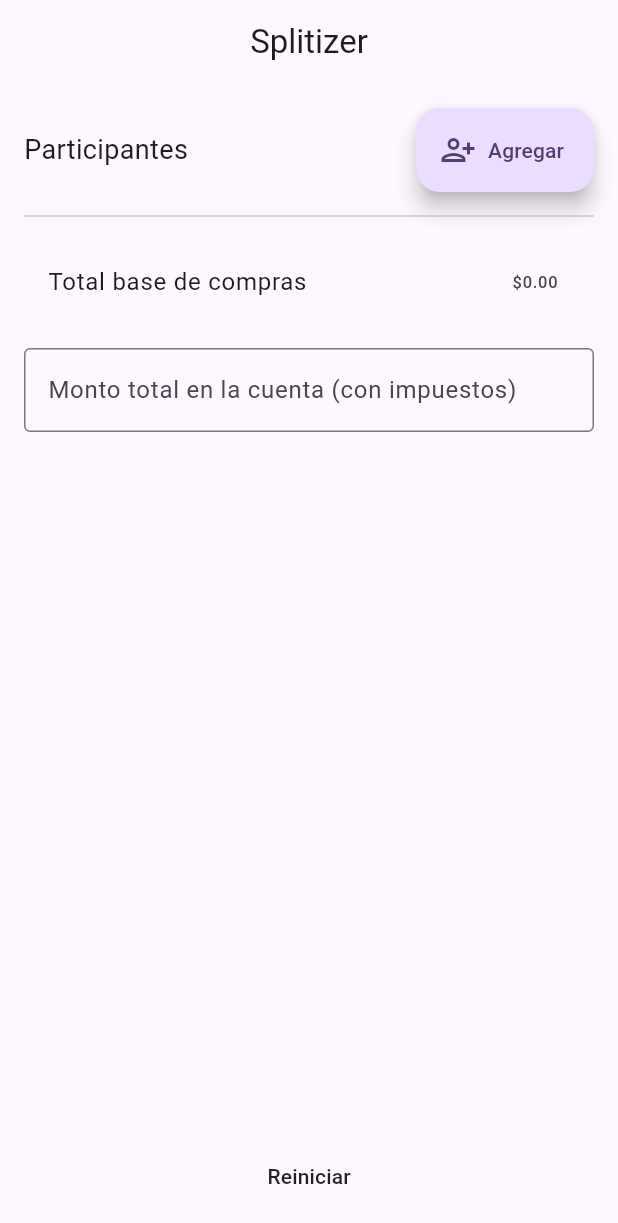
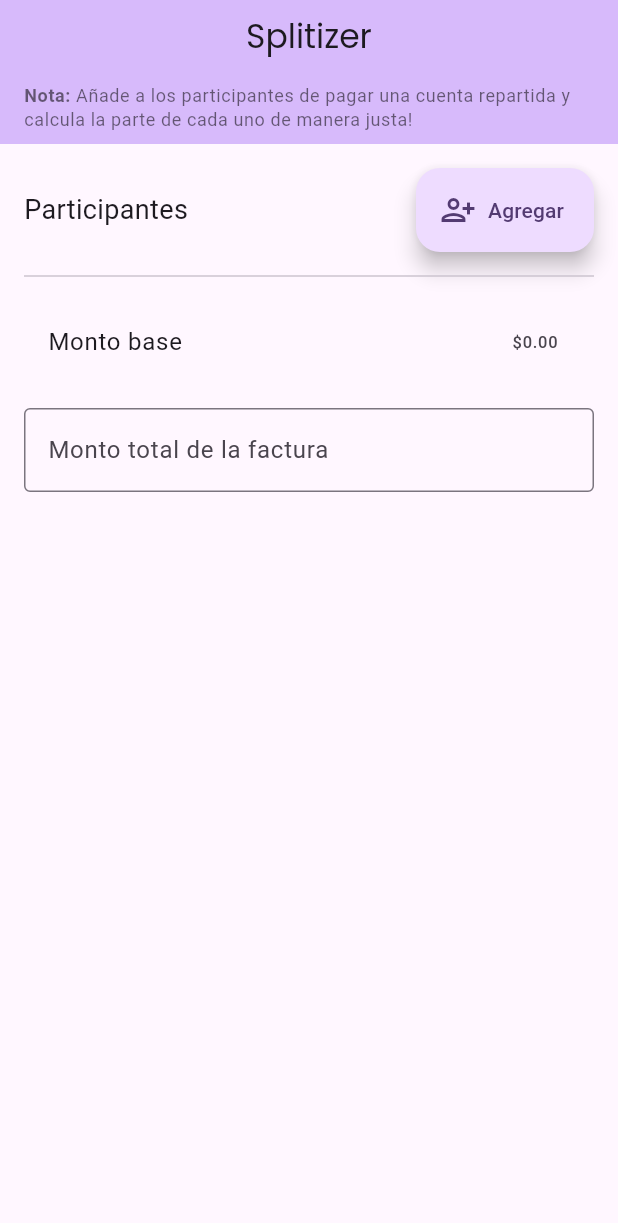
Before and after one commit to GabrielC-Web/Splitizer, a Flutter app: the screen it shows after launch, on a phone screen of 412 x 824 dp. Shown: the top 1223 px of the screen. Run offline on Flutter 3.47's test engine with Material 3 defaults, Android fonts, the light colour scheme and no system bars; our stand-ins replace flutter_riverpod, go_router, google_fonts.

Commit message:
added theme and color palette

```diff
--- /dev/null
+++ b/lib/core/theme/util.dart
@@ -0,0 +1,27 @@
+import 'package:flutter/material.dart';
+import 'package:google_fonts/google_fonts.dart';
+
+TextTheme createTextTheme(
+  BuildContext context,
+  String bodyFontString,
+  String displayFontString,
+) {
+  TextTheme baseTextTheme = Theme.of(context).textTheme;
+  TextTheme bodyTextTheme = GoogleFonts.getTextTheme(
+    bodyFontString,
+    baseTextTheme,
+  );
+  TextTheme displayTextTheme = GoogleFonts.getTextTheme(
+    displayFontString,
+    baseTextTheme,
+  );
+  TextTheme textTheme = displayTextTheme.copyWith(
+    bodyLarge: bodyTextTheme.bodyLarge,
+    bodyMedium: bodyTextTheme.bodyMedium,
+    bodySmall: bodyTextTheme.bodySmall,
+    labelLarge: bodyTextTheme.labelLarge,
+    labelMedium: bodyTextTheme.labelMedium,
+    labelSmall: bodyTextTheme.labelSmall,
+  );
+  return textTheme;
+}
--- a/lib/features/bill/bill_screen.dart
+++ b/lib/features/bill/bill_screen.dart
@@ -99,7 +99,7 @@ class _BillScreenState extends ConsumerState<BillScreen> {
                   const Divider(height: 32),
 
                   ListTile(
-                    title: const Text('Total base de compras'),
+                    title: const Text('Monto base'),
                     trailing: Text(
                       '\$${ref.watch(riverpodPersonList).baseTotal.toStringAsFixed(2)}',
                     ),
@@ -112,7 +112,7 @@ class _BillScreenState extends ConsumerState<BillScreen> {
                       controller: _finalTotalController,
                       keyboardType: TextInputType.number,
                       decoration: const InputDecoration(
-                        labelText: 'Monto total en la cuenta (con impuestos)',
+                        labelText: 'Monto total de la factura',
                         border: OutlineInputBorder(),
                       ),
                       onChanged: (_) => setState(() {}),
@@ -125,7 +125,7 @@ class _BillScreenState extends ConsumerState<BillScreen> {
                                     .watch(riverpodPersonList)
                                     .baseTotal
                                     .toDouble()) {
-                          return 'El monto total debería ser mayor al monto base';
+                          return 'El monto de la factura debería ser mayor al monto base';
                         }
                       },
                     ),
@@ -133,14 +133,17 @@ class _BillScreenState extends ConsumerState<BillScreen> {
                 ],
               ),
             ),
+            if (_finalTotalController.value.text.isNotEmpty &&
+                ref.watch(riverpodPersonList).participants.isNotEmpty)
               Row(
                 children: [
                   Expanded(
-                  child: MaterialButton(
+                    child: FloatingActionButton.extended(
                       onPressed: () {
                         ref.read(riverpodPersonList).reset();
+                        _finalTotalController.clear();
                       },
-                    child: Text('Reiniciar'),
+                      label: Text('Reiniciar'),
                       elevation: 2,
                     ),
                   ),
--- a/lib/features/bill/dialogs/add_person_modal.dart
+++ b/lib/features/bill/dialogs/add_person_modal.dart
@@ -76,7 +76,7 @@ class _AddPersonDialogState extends ConsumerState<AddPersonDialog> {
   @override
   Widget build(BuildContext context) {
     return AlertDialog(
-      title: const Text('Agregar participante'),
+      title: Center(child: const Text('Participante')),
       content: SingleChildScrollView(
         child: Column(
           mainAxisSize: MainAxisSize.min,
--- a/lib/main.dart
+++ b/lib/main.dart
@@ -2,7 +2,8 @@ import 'package:flutter/material.dart';
 import 'package:flutter_riverpod/flutter_riverpod.dart';
 
 import 'core/routing/app_router.dart';
-
+import 'core/theme/theme.dart';
+import 'core/theme/util.dart';
 
 void main() => runApp(ProviderScope(child: const SplitizerApp()));
 
@@ -11,14 +12,17 @@ class SplitizerApp extends StatelessWidget {
 
   @override
   Widget build(BuildContext context) {
+    final brightness = View.of(context).platformDispatcher.platformBrightness;
+
+    TextTheme textTheme = createTextTheme(context, "Roboto", "Poppins");
+
+    MaterialTheme theme = MaterialTheme(textTheme);
+
     return MaterialApp.router(
       title: 'Splitizer',
       routerConfig: appRouter,
       debugShowCheckedModeBanner: false,
-      theme: ThemeData(
-        useMaterial3: true,
-        colorSchemeSeed: Colors.deepPurple,
-      ),
+      theme: brightness == Brightness.light ? theme.light() : theme.dark(),
     );
   }
 }
--- a/lib/shared/app_scaffold.dart
+++ b/lib/shared/app_scaffold.dart
@@ -15,6 +15,21 @@ class AppScaffold extends StatelessWidget {
 
   @override
   Widget build(BuildContext context) {
+    const double explanatoryTextHeight = 40.0;
+
+    // Define the text styles
+    final TextStyle? defaultNoteStyle = Theme.of(context).textTheme.bodySmall
+        ?.copyWith(
+          color:
+              Theme.of(context).appBarTheme.foregroundColor?.withOpacity(0.8) ??
+              (Theme.of(context).brightness == Brightness.dark
+                  ? Colors.white70
+                  : Colors.black54),
+        );
+    final TextStyle? boldNoteStyle = defaultNoteStyle?.copyWith(
+      fontWeight: FontWeight.bold,
+    );
+
     return Scaffold(
       appBar: AppBar(
         leading: showBack
@@ -26,6 +41,34 @@ class AppScaffold extends StatelessWidget {
               )
             : null,
         title: Center(child: Text(title)),
+        backgroundColor: Theme.of(context).colorScheme.inversePrimary,
+        bottom: PreferredSize(
+          preferredSize: const Size.fromHeight(explanatoryTextHeight),
+          child: Container(
+            // color: Colors.orange, // Optional: for debugging layout
+            padding: const EdgeInsets.symmetric(
+              horizontal: 16.0,
+              vertical: 8.0,
+            ),
+            alignment: Alignment.centerLeft,
+            child: RichText(
+              text: TextSpan(
+                // Default style for the entire TextSpan (optional if all children have styles)
+                // style: defaultNoteStyle, // You can set it here or individually
+                children: <TextSpan>[
+                  TextSpan(text: 'Nota: ', style: boldNoteStyle),
+                  TextSpan(
+                    text:
+                        'Añade a los participantes de pagar una cuenta repartida y calcula la parte de cada uno de manera justa!',
+                    style: defaultNoteStyle,
+                  ),
+                ],
+              ),
+              maxLines: 2,
+              overflow: TextOverflow.ellipsis,
+            ),
+          ),
+        ),
       ),
       body: child,
     );
--- a/pubspec.yaml
+++ b/pubspec.yaml
@@ -37,6 +37,7 @@ dependencies:
   go_router: ^16.0.0
   flutter_riverpod: ^2.6.1
   riverpod_annotation: ^2.6.1
+  google_fonts: ^6.2.1
 
 dev_dependencies:
   flutter_test:
```
Also changed, not shown: lib/core/theme/theme.dart (added, +389 -0 lines), lib/features/bill/widgets/participant.dart (+9 -5 lines), pubspec.lock. Lines whose indentation alone changed are shown as unchanged.
